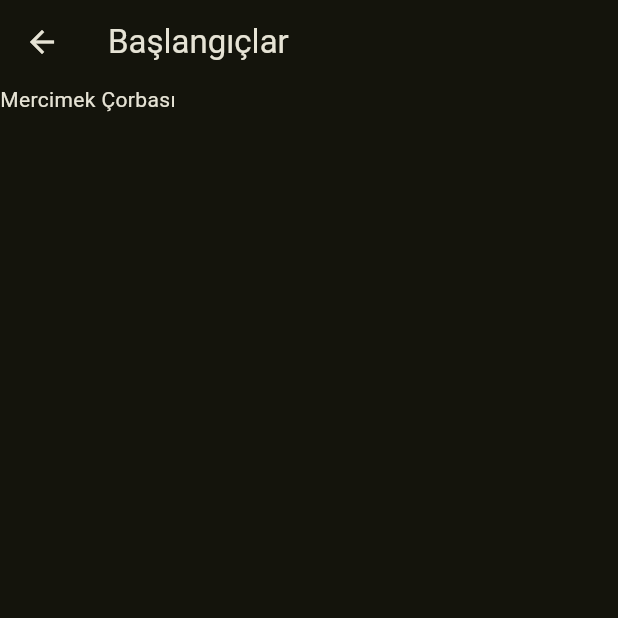
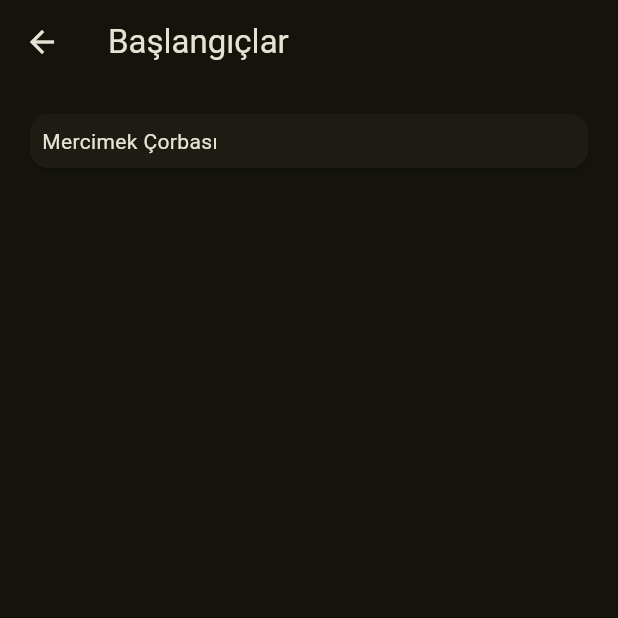
Before and after one commit to seckinersoy/mealsapp, a Flutter app: the Meals screen opened directly with sample values from the repository, on a phone screen of 412 x 824 dp, the top half of it. Run offline on Flutter 3.47's test engine with Material 3 defaults, Android fonts, the phone set to English and light mode, and no system bars; our stand-ins replace flutter_riverpod.

Commit message:
7aralikworkshop

```diff
--- a/lib/screens/meals.dart
+++ b/lib/screens/meals.dart
@@ -1,20 +1,26 @@
 import 'package:flutter/material.dart';
+import 'package:flutter_riverpod/flutter_riverpod.dart';
 import 'package:mealsapp/data/dummy_data.dart';
 import 'package:mealsapp/models/category.dart';
 import 'package:mealsapp/models/meal.dart';
+// import 'package:mealsapp/providers/meals_provider.dart';
+import 'package:mealsapp/widgets/meal_card.dart';
 
-class Meals extends StatelessWidget {
+class Meals extends ConsumerWidget {
   const Meals({Key? key, required this.category}) : super(key: key);
   final Category category;
 
   @override
-  Widget build(BuildContext context) {
+  Widget build(BuildContext context, WidgetRef ref) {
+    // List<Meal> mealsFromState = ref.watch(mealsProvider);
+
     List<Meal> meals =
         mealList.where((element) => element.categoryId == category.id).toList();
 
     Widget widget = ListView.builder(
+        padding: const EdgeInsets.all(16),
         itemCount: meals.length,
-        itemBuilder: (ctx, index) => Text(meals[index].name));
+        itemBuilder: (ctx, index) => MealCard(meal: meals[index]));
 
     if (meals.isEmpty) {
       widget = const Center(
--- /dev/null
+++ b/lib/widgets/meal_card.dart
@@ -0,0 +1,24 @@
+import 'package:flutter/material.dart';
+import 'package:mealsapp/models/meal.dart';
+import 'package:mealsapp/screens/meal_details.dart';
+
+class MealCard extends StatelessWidget {
+  const MealCard({super.key, required this.meal});
+  final Meal meal;
+
+  @override
+  Widget build(BuildContext context) {
+    return InkWell(
+      onTap: () {
+        Navigator.of(context)
+            .push(MaterialPageRoute(builder: (ctx) => MealDetails(meal: meal)));
+      },
+      child: Card(
+        child: Padding(
+          padding: const EdgeInsets.all(8.0),
+          child: Text(meal.name),
+        ),
+      ),
+    );
+  }
+}
--- a/pubspec.yaml
+++ b/pubspec.yaml
@@ -35,6 +35,7 @@ dependencies:
   # The following adds the Cupertino Icons font to your application.
   # Use with the CupertinoIcons class for iOS style icons.
   cupertino_icons: ^1.0.2
+  flutter_riverpod: ^2.4.9
 
 dev_dependencies:
   flutter_test:
```
Also changed, not shown: lib/main.dart (+7 -4 lines), lib/providers/favorites_provider.dart (added, +31 -0 lines), lib/providers/meals_provider.dart (added, +16 -0 lines), lib/screens/categories.dart (+23 -3 lines), lib/screens/favorites.dart (added, +32 -0 lines), lib/screens/meal_details.dart (added, +36 -0 lines), lib/screens/side_drawer.dart (deleted, +0 -29 lines), lib/widgets/category_card.dart (renamed from lib/widgets/catergory_card.dart), pubspec.lock.
